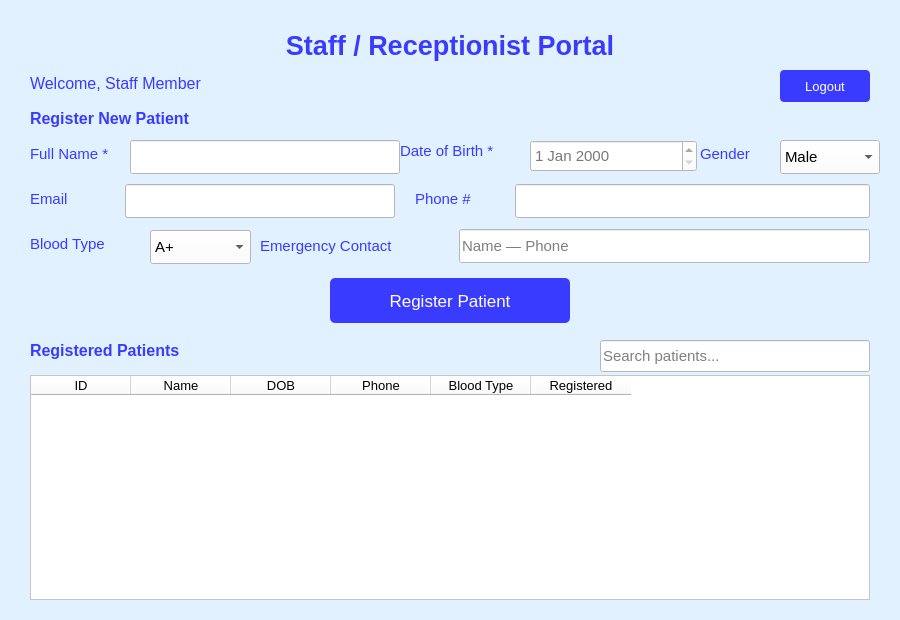
Above: StaffDashboard.ui from sgillie123/Hospital before the change. Below: the same form after it.
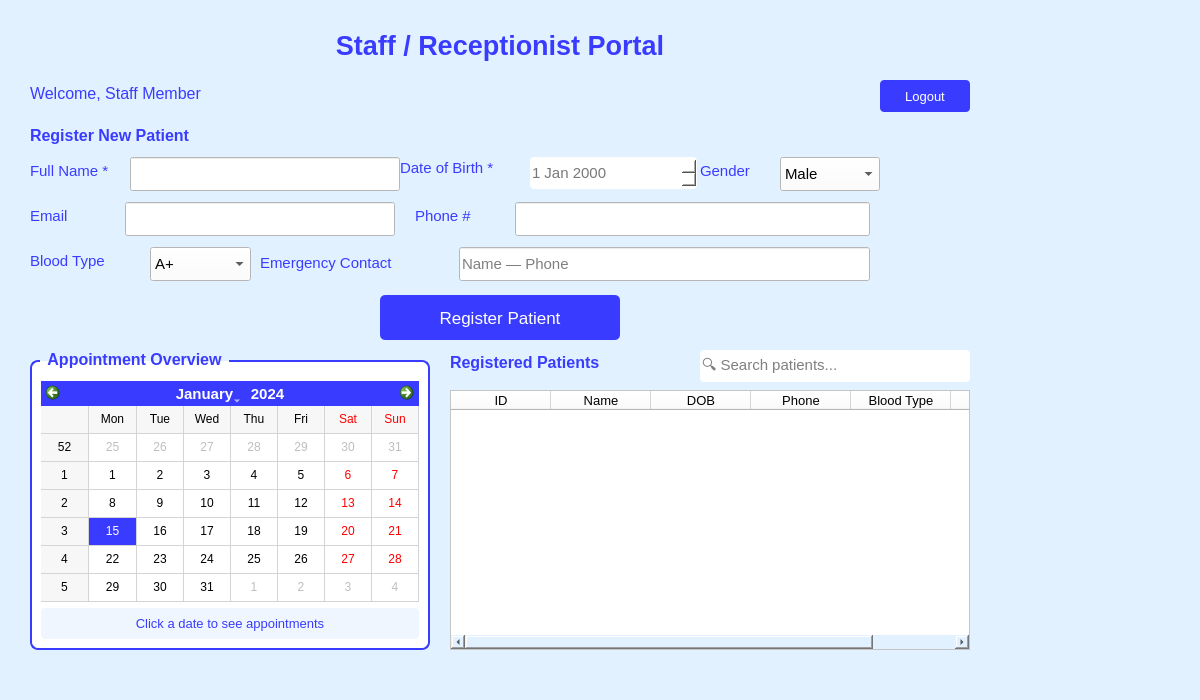
That is the form after the change.

Commit message: Changing the sizing, added authenication clearer, base, booking for a new popup, dashboards managing each users dashboard, and fake data

```diff
--- a/StaffDashboard.ui
+++ b/StaffDashboard.ui
@@ -6,8 +6,8 @@
    <rect>
     <x>0</x>
     <y>0</y>
-    <width>900</width>
-    <height>620</height>
+    <width>1200</width>
+    <height>700</height>
    </rect>
   </property>
   <property name="windowTitle">
@@ -21,7 +21,7 @@
     <rect>
      <x>0</x>
      <y>20</y>
-     <width>900</width>
+     <width>1000</width>
      <height>51</height>
     </rect>
    </property>
@@ -39,7 +39,7 @@
    <property name="geometry">
     <rect>
      <x>30</x>
-     <y>70</y>
+     <y>80</y>
      <width>600</width>
      <height>26</height>
     </rect>
@@ -54,8 +54,8 @@
   <widget class="QPushButton" name="LogoutButton">
    <property name="geometry">
     <rect>
-     <x>780</x>
-     <y>70</y>
+     <x>880</x>
+     <y>80</y>
      <width>90</width>
      <height>32</height>
     </rect>
@@ -71,7 +71,7 @@
    <property name="geometry">
     <rect>
      <x>30</x>
-     <y>98</y>
+     <y>115</y>
      <width>300</width>
      <height>41</height>
     </rect>
@@ -87,7 +87,7 @@
    <property name="geometry">
     <rect>
      <x>30</x>
-     <y>143</y>
+     <y>160</y>
      <width>101</width>
      <height>22</height>
     </rect>
@@ -103,7 +103,7 @@
    <property name="geometry">
     <rect>
      <x>130</x>
-     <y>140</y>
+     <y>157</y>
      <width>270</width>
      <height>34</height>
     </rect>
@@ -116,7 +116,7 @@
    <property name="geometry">
     <rect>
      <x>400</x>
-     <y>140</y>
+     <y>157</y>
      <width>131</width>
      <height>22</height>
     </rect>
@@ -128,11 +128,24 @@
     <string>Date of Birth *</string>
    </property>
   </widget>
+  <widget class="QDateEdit" name="PatDOB">
+   <property name="geometry">
+    <rect>
+     <x>530</x>
+     <y>157</y>
+     <width>167</width>
+     <height>32</height>
+    </rect>
+   </property>
+   <property name="styleSheet">
+    <string notr="true">font-size: 11pt; color: rgb(120, 120, 120); background-color: white; border-radius: 4px;</string>
+   </property>
+  </widget>
   <widget class="QLabel" name="lPatGender">
    <property name="geometry">
     <rect>
      <x>700</x>
-     <y>143</y>
+     <y>160</y>
      <width>81</width>
      <height>22</height>
     </rect>
@@ -148,7 +161,7 @@
    <property name="geometry">
     <rect>
      <x>780</x>
-     <y>140</y>
+     <y>157</y>
      <width>100</width>
      <height>34</height>
     </rect>
@@ -176,7 +189,7 @@
    <property name="geometry">
     <rect>
      <x>30</x>
-     <y>188</y>
+     <y>205</y>
      <width>90</width>
      <height>22</height>
     </rect>
@@ -192,7 +205,7 @@
    <property name="geometry">
     <rect>
      <x>125</x>
-     <y>184</y>
+     <y>202</y>
      <width>270</width>
      <height>34</height>
     </rect>
@@ -205,7 +218,7 @@
    <property name="geometry">
     <rect>
      <x>415</x>
-     <y>188</y>
+     <y>205</y>
      <width>90</width>
      <height>22</height>
     </rect>
@@ -221,7 +234,7 @@
    <property name="geometry">
     <rect>
      <x>515</x>
-     <y>184</y>
+     <y>202</y>
      <width>355</width>
      <height>34</height>
     </rect>
@@ -234,7 +247,7 @@
    <property name="geometry">
     <rect>
      <x>30</x>
-     <y>233</y>
+     <y>250</y>
      <width>111</width>
      <height>21</height>
     </rect>
@@ -250,7 +263,7 @@
    <property name="geometry">
     <rect>
      <x>150</x>
-     <y>230</y>
+     <y>247</y>
      <width>101</width>
      <height>34</height>
     </rect>
@@ -308,7 +321,7 @@
    <property name="geometry">
     <rect>
      <x>260</x>
-     <y>230</y>
+     <y>247</y>
      <width>201</width>
      <height>31</height>
     </rect>
@@ -324,7 +337,7 @@
    <property name="geometry">
     <rect>
      <x>459</x>
-     <y>229</y>
+     <y>247</y>
      <width>411</width>
      <height>34</height>
     </rect>
@@ -339,8 +352,8 @@
   <widget class="QPushButton" name="RegisterPatientButton">
    <property name="geometry">
     <rect>
-     <x>330</x>
-     <y>278</y>
+     <x>380</x>
+     <y>295</y>
      <width>240</width>
      <height>45</height>
     </rect>
@@ -352,11 +365,111 @@
     <string>Register Patient</string>
    </property>
   </widget>
+  <widget class="QGroupBox" name="calendarGroup">
+   <property name="geometry">
+    <rect>
+     <x>30</x>
+     <y>350</y>
+     <width>400</width>
+     <height>300</height>
+    </rect>
+   </property>
+   <property name="styleSheet">
+    <string notr="true">
+     QGroupBox {
+      font-size: 12pt;
+      font-weight: bold;
+      color: rgb(57, 60, 255);
+      border: 2px solid rgb(57, 60, 255);
+      border-radius: 8px;
+      margin-top: 10px;
+      padding-top: 10px;
+      background-color: white;
+     }
+     QGroupBox::title {
+      subcontrol-origin: margin;
+      left: 10px;
+      padding: 0 5px 0 5px;
+     }
+    </string>
+   </property>
+   <property name="title">
+    <string>Appointment Overview</string>
+   </property>
+   <layout class="QVBoxLayout" name="calendarLayout">
+    <item>
+     <widget class="QCalendarWidget" name="staffCalendar">
+      <property name="styleSheet">
+       <string notr="true">        QCalendarWidget {
+         background-color: white;
+         border-radius: 5px;
+        }
+        QCalendarWidget QToolButton {
+         color: rgb(57, 60, 255);
+         font-size: 10pt;
+         font-weight: bold;
+        }
+        QCalendarWidget QMenu {
+         width: 150px;
+         color: white;
+         background-color: rgb(57, 60, 255);
+        }
+        QCalendarWidget QSpinBox {
+         width: 100px;
+         font-size: 10pt;
+         color: rgb(57, 60, 255);
+         background-color: white;
+        }
+        QCalendarWidget QTableView {
+         background-color: white;
+         selection-background-color: rgb(57, 60, 255);
+         selection-color: white;
+        }
+        QCalendarWidget QAbstractItemView:enabled {
+         color: rgb(0, 0, 0);
+         background-color: white;
+         selection-background-color: rgb(57, 60, 255);
+         selection-color: white;
+        }
+        QCalendarWidget QWidget#qt_calendar_navigationbar {
+         background-color: rgb(57, 60, 255);
+        }
+        QCalendarWidget QToolButton {
+         color: white;
+         background-color: transparent;
+         font-size: 11pt;
+         font-weight: bold;
+        }
+       </string>
+      </property>
+      <property name="gridVisible">
+       <bool>true</bool>
+      </property>
+     </widget>
+    </item>
+    <item>
+     <widget class="QLabel" name="statsLabel">
+      <property name="styleSheet">
+       <string notr="true">color: rgb(57, 60, 255); font-size: 10pt; padding: 8px; background-color: #f0f6ff; border-radius: 4px;</string>
+      </property>
+      <property name="text">
+       <string>Click a date to see appointments</string>
+      </property>
+      <property name="alignment">
+       <set>Qt::AlignmentFlag::AlignCenter</set>
+      </property>
+      <property name="wordWrap">
+       <bool>true</bool>
+      </property>
+     </widget>
+    </item>
+   </layout>
+  </widget>
   <widget class="QLabel" name="listLabel">
    <property name="geometry">
     <rect>
-     <x>30</x>
-     <y>338</y>
+     <x>450</x>
+     <y>350</y>
      <width>241</width>
      <height>24</height>
     </rect>
@@ -371,26 +484,26 @@
   <widget class="QLineEdit" name="SearchPatient">
    <property name="geometry">
     <rect>
-     <x>600</x>
-     <y>340</y>
+     <x>700</x>
+     <y>350</y>
      <width>270</width>
      <height>32</height>
     </rect>
    </property>
    <property name="styleSheet">
-    <string notr="true">font-size: 11pt; color: rgb(0,0,0); background-color: white;</string>
+    <string notr="true">font-size: 11pt; color: rgb(0,0,0); background-color: white; border-radius: 4px;</string>
    </property>
    <property name="placeholderText">
-    <string>Search patients...</string>
+    <string>🔍 Search patients...</string>
    </property>
   </widget>
   <widget class="QTableWidget" name="PatientsTable">
    <property name="geometry">
     <rect>
-     <x>30</x>
-     <y>375</y>
-     <width>840</width>
-     <height>225</height>
+     <x>450</x>
+     <y>390</y>
+     <width>520</width>
+     <height>260</height>
     </rect>
    </property>
    <property name="styleSheet">
@@ -408,6 +521,9 @@
    <property name="columnCount">
     <number>6</number>
    </property>
+   <attribute name="horizontalHeaderStretchLastSection">
+    <bool>true</bool>
+   </attribute>
    <column>
     <property name="text">
      <string>ID</string>
@@ -439,19 +555,6 @@
     </property>
    </column>
   </widget>
-  <widget class="QDateEdit" name="PatDOB">
-   <property name="geometry">
-    <rect>
-     <x>530</x>
-     <y>140</y>
-     <width>167</width>
-     <height>32</height>
-    </rect>
-   </property>
-   <property name="styleSheet">
-    <string notr="true">font-size: 11pt; color: rgb(120, 120, 120); background-color: white; </string>
-   </property>
-  </widget>
  </widget>
  <resources/>
  <connections/>
```
Left out of the diff: 1 changed line with no effect on the pictures. The commit also changes 26 other files.
